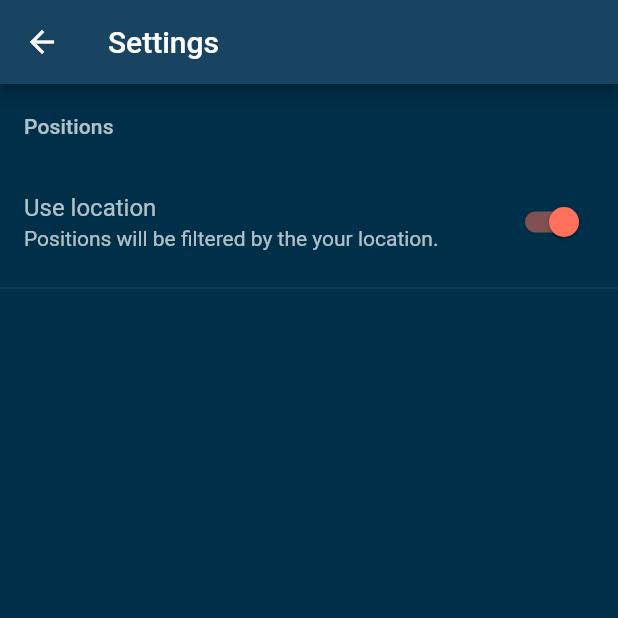
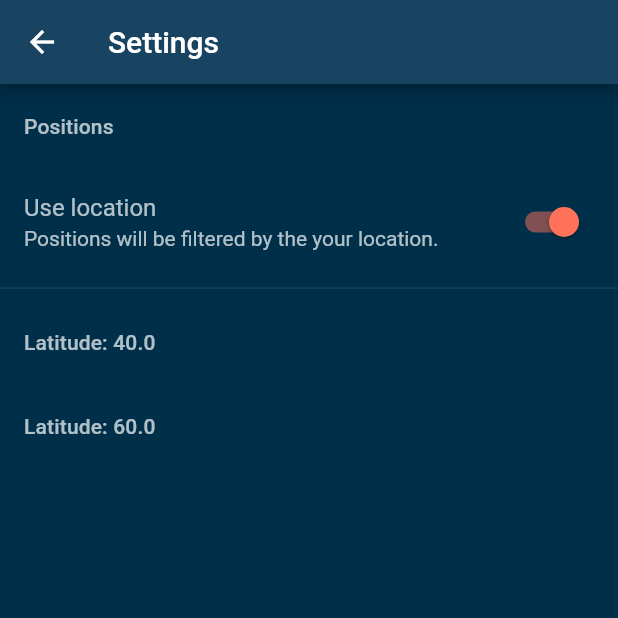
Before and after one commit to yologger/jobber, a Flutter app: the SettingsScreen screen opened by its route, after a tap on "Use location", on a phone screen of 412 x 824 dp, the top half of it. Run offline on Flutter 3.47's test engine with Material 2 defaults, Android fonts, the phone set to English and light mode, and no system bars; our stand-ins replace flutter_markdown, location; network calls fail; statements that could not run were skipped.

Commit message:
Implement location provider

```diff
--- a/lib/app.dart
+++ b/lib/app.dart
@@ -5,6 +5,7 @@ import 'package:jobber/src/ui/screen/settings_screen.dart';
 import 'package:jobber/src/ui/theme/theme.dart';
 import 'package:provider/provider.dart';
 import 'package:jobber/src/core/provider/jobs_provider.dart';
+import 'package:jobber/src/core/provider/location_provider.dart';
 
 class JobberApp extends StatefulWidget {
   JobberApp({Key key}) : super(key: key);
@@ -20,8 +21,12 @@ class _JobberAppState extends State<JobberApp> {
         providers: [
           ChangeNotifierProvider(
             create: (_) {
-              print('app.dart');
               return JobsProvider()..loadJobs();
+            }
+          ),
+          ChangeNotifierProvider(
+            create: (_) {
+              return LocationProvider();
             }
           ),
         ],
--- /dev/null
+++ b/lib/src/core/provider/location_provider.dart
@@ -0,0 +1,40 @@
+import 'package:flutter/material.dart';
+import 'package:location/location.dart';
+
+class LocationProvider extends ChangeNotifier {
+
+  Location _locationService = new Location();
+
+  LocationData location;
+  double _latitude = 40;
+  double _longtitude = 60;
+
+  get latitude => _latitude;
+  get longtitude => _longtitude;
+
+  set latitude(value) => _latitude = value;
+  set longtitude(value) => _longtitude = value;
+
+  Future<bool> isServiceEnabled() async {
+    bool serviceStatus = await _locationService.serviceEnabled();
+    return serviceStatus;
+  }
+
+  Future<bool> checkAndRequestPermission() async {
+    try {
+      await isServiceEnabled();
+      return await _locationService.requestPermission();
+    } catch(e) {
+      print('ERROR: {e}');
+      return Future.value(false);
+    }
+  }
+
+  /// isServiceEnabled(), checkAndRequestPermission() must be called before this method.
+  void refreshLocation() async {
+    location = await _locationService.getLocation();
+    _latitude = location.latitude;
+    _longtitude = location.latitude;
+    notifyListeners();
+  }
+}
--- a/lib/src/ui/screen/page/saved_list_page.dart
+++ b/lib/src/ui/screen/page/saved_list_page.dart
@@ -97,12 +97,6 @@ class _SavedListPageState extends State<SavedListPage> {
               title: Text("[${index}] ${job.title}"),
               subtitle: Text("${job.location}"),
               trailing: Icon(Icons.star),
-              // trailing: job['id']
-              //     ? Icon(
-              //         Icons.star,
-              //         color: Colors.white54,
-              //       )
-              //     : null,
               onTap: () => Navigator.of(context).pushNamed(
                 '/detail',
                 arguments: ScreenArguments(
--- a/lib/src/ui/screen/settings_screen.dart
+++ b/lib/src/ui/screen/settings_screen.dart
@@ -1,4 +1,7 @@
 import 'package:flutter/material.dart';
+import 'package:jobber/src/core/provider/location_provider.dart';
+import 'package:location/location.dart';
+import 'package:provider/provider.dart';
 
 class SettingsScreen extends StatefulWidget {
   SettingsScreen({Key key}) : super(key: key);
@@ -7,24 +10,70 @@ class SettingsScreen extends StatefulWidget {
   _SettingsScreenState createState() => _SettingsScreenState();
 }
 
-class UserLocation {
-  final double latitude;
-  final double longitude;
+class _SettingsScreenState extends State<SettingsScreen> {
+  // SettingsScreen({Key key}) : super(key: key);
 
-  UserLocation({
-    this.latitude,
-    this.longitude,
-  });
-}
+  @override
+  _SettingsScreenState createState() => _SettingsScreenState();
 
-class _SettingsScreenState extends State<SettingsScreen> {
-  var dummyUserLocation =
-      UserLocation(latitude: 37.566536, longitude: 126.977966);
+  LocationData _currentLocation;
+
+  Location _locationService = new Location();
+  bool _permission = false;
+
+  double latitude = 0;
+  double longtitude = 0;
 
   bool isSwitchOn = false;
+  String error = '';
+
+  @override
+  void initState() {
+    // TODO: implement initState
+    super.initState();
+    latitude = 0;
+    longtitude = 0;
+    initPlatformState();
+  }
+
+  initPlatformState() async {
+
+    await _locationService.changeSettings(accuracy: LocationAccuracy.HIGH, interval: 1000);
+    LocationData location;
+
+    try {
+      bool serviceStatus = await _locationService.serviceEnabled();
+      print("Service status: $serviceStatus");
+      if (serviceStatus) {
+        _permission = await _locationService.requestPermission();
+        print("Permission: $_permission");
+        if (_permission) {
+          location = await _locationService.getLocation();
+          latitude = location.latitude;
+          longtitude = location.longitude;
+        } else {
+
+        }
+      } else {
+        print("Service Can't not be used.");
+      }
+    } catch (e) {
+      print(e);
+      if (e.code == 'PERMISSION_DENIED') {
+        error = e.message;
+      } else if (e.code == 'SERVICE_STATUS_ERROR') {
+        error = e.message;
+      }
+      location = null;
+    }
+  }
+
 
   @override
   Widget build(BuildContext context) {
+
+    LocationProvider locationProvider = Provider.of<LocationProvider>(context);
+
     return Scaffold(
       appBar: AppBar(
         title: Text('Settings'),
@@ -43,13 +92,33 @@ class _SettingsScreenState extends State<SettingsScreen> {
               subtitle:
                   Text('Positions will be filtered by the your location.'),
               value: isSwitchOn,
-              onChanged: (setting) {
-                setState(() {
-                  isSwitchOn = !isSwitchOn;
-                });
-              }
+              onChanged: (setting) async {
+                if (isSwitchOn) {
+                  locationProvider.latitude = 0.0;
+                  locationProvider.longtitude = 0.0;
+                  setState(() {
+                    this.isSwitchOn = false;
+                  });
+                } else {
+                  locationProvider.refreshLocation();
+                  setState(() {
+                    this.isSwitchOn = true;
+                  });
+                }
+              }),
+          const Divider(),
+          ListTile(
+            title: Text(
+              'Latitude: ${locationProvider.latitude}',
+              style: Theme.of(context).textTheme.subtitle,
             ),
-          const Divider(),
+          ),
+          ListTile(
+            title: Text(
+              'Latitude: ${locationProvider.longtitude}',
+              style: Theme.of(context).textTheme.subtitle,
+            ),
+          ),
         ],
       ),
     );
--- a/pubspec.yaml
+++ b/pubspec.yaml
@@ -24,6 +24,7 @@ dependencies:
   http: ^0.12.0+4
   provider: ^4.0.1
   url_launcher: ^5.0.3
+  location: ^2.3.5
 
 dev_dependencies:
   flutter_test:
```
Also changed, not shown: lib/src/ui/screen/page/test_page.dart (+57 -107 lines), lib/src/core/provider/jobs_provider.dart (line endings or trailing spaces), pubspec.lock, 5 other files.
